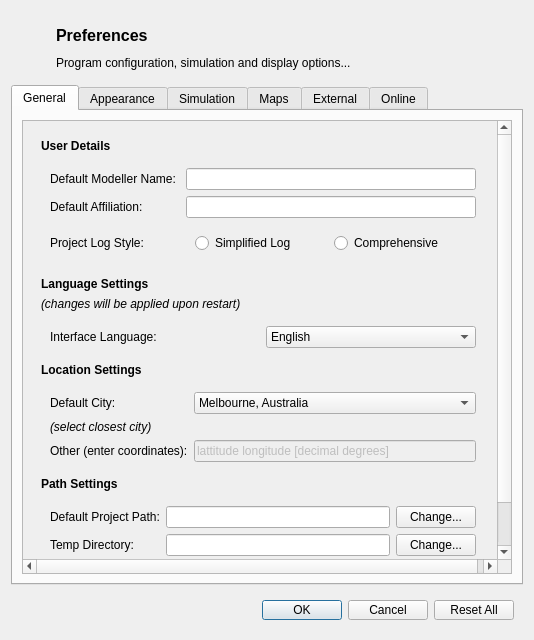
Old version of the form gui/preferencesdialog.ui in the repository petermbach/urbanbeats-pss.
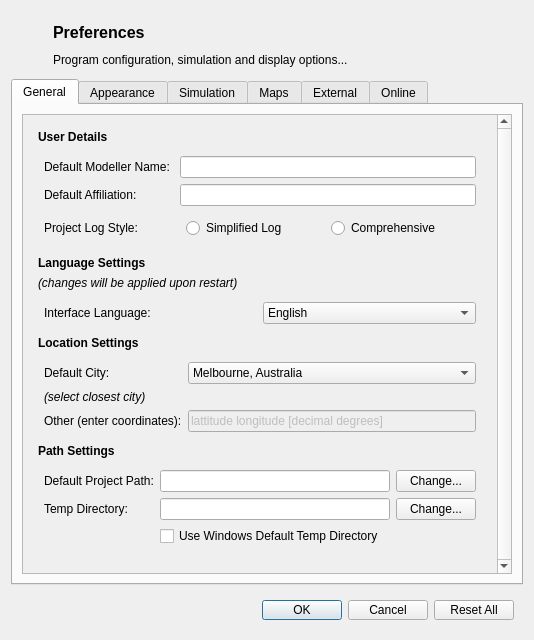
New version of the form. Icons and pictures are not drawn.

Commit message: Cleaned up the GUI, made some changes to many of the widget margins from 9px to 6px. Aesthetic improvements primarily.

```diff
--- a/gui/preferencesdialog.ui
+++ b/gui/preferencesdialog.ui
@@ -17,6 +17,18 @@
    <item>
     <widget class="QWidget" name="header" native="true">
      <layout class="QGridLayout" name="gridLayout_12">
+      <property name="leftMargin">
+       <number>6</number>
+      </property>
+      <property name="topMargin">
+       <number>6</number>
+      </property>
+      <property name="rightMargin">
+       <number>6</number>
+      </property>
+      <property name="bottomMargin">
+       <number>6</number>
+      </property>
       <item row="0" column="0">
        <widget class="QLabel" name="title_logo">
         <property name="minimumSize">
@@ -100,14 +112,23 @@
             <x>0</x>
             <y>0</y>
             <width>473</width>
-            <height>474</height>
+            <height>462</height>
            </rect>
           </property>
           <layout class="QVBoxLayout" name="verticalLayout_2">
            <item>
             <layout class="QVBoxLayout" name="verticalLayout_14">
-             <property name="margin">
-              <number>9</number>
+             <property name="leftMargin">
+              <number>6</number>
+             </property>
+             <property name="topMargin">
+              <number>6</number>
+             </property>
+             <property name="rightMargin">
+              <number>6</number>
+             </property>
+             <property name="bottomMargin">
+              <number>6</number>
              </property>
              <item>
               <widget class="QLabel" name="user_details">
@@ -119,6 +140,18 @@
              <item>
               <widget class="QWidget" name="user_details_widget" native="true">
                <layout class="QGridLayout" name="gridLayout">
+                <property name="leftMargin">
+                 <number>6</number>
+                </property>
+                <property name="topMargin">
+                 <number>6</number>
+                </property>
+                <property name="rightMargin">
+                 <number>6</number>
+                </property>
+                <property name="bottomMargin">
+                 <number>6</number>
+                </property>
                 <item row="1" column="1">
                  <widget class="QLineEdit" name="modelleraffil_line"/>
                 </item>
@@ -149,6 +182,18 @@
                 <item row="2" column="1">
                  <widget class="QWidget" name="projectlog_widget" native="true">
                   <layout class="QHBoxLayout" name="horizontalLayout">
+                   <property name="leftMargin">
+                    <number>6</number>
+                   </property>
+                   <property name="topMargin">
+                    <number>6</number>
+                   </property>
+                   <property name="rightMargin">
+                    <number>6</number>
+                   </property>
+                   <property name="bottomMargin">
+                    <number>6</number>
+                   </property>
                    <item>
                     <widget class="QRadioButton" name="projectlog_simple">
                      <property name="text">
@@ -186,6 +231,18 @@
              <item>
               <widget class="QWidget" name="language_widget" native="true">
                <layout class="QGridLayout" name="gridLayout_7">
+                <property name="leftMargin">
+                 <number>6</number>
+                </property>
+                <property name="topMargin">
+                 <number>6</number>
+                </property>
+                <property name="rightMargin">
+                 <number>6</number>
+                </property>
+                <property name="bottomMargin">
+                 <number>6</number>
+                </property>
                 <item row="1" column="0">
                  <widget class="QLabel" name="lang_lbl">
                   <property name="text">
@@ -248,6 +305,18 @@
              <item>
               <widget class="QWidget" name="location_widget" native="true">
                <layout class="QGridLayout" name="gridLayout_2">
+                <property name="leftMargin">
+                 <number>6</number>
+                </property>
+                <property name="topMargin">
+                 <number>6</number>
+                </property>
+                <property name="rightMargin">
+                 <number>6</number>
+                </property>
+                <property name="bottomMargin">
+                 <number>6</number>
+                </property>
                 <item row="2" column="2">
                  <widget class="QLineEdit" name="coords_line">
                   <property name="enabled">
@@ -349,6 +418,18 @@
              <item>
               <widget class="QWidget" name="path_widget" native="true">
                <layout class="QGridLayout" name="gridLayout_3">
+                <property name="leftMargin">
+                 <number>6</number>
+                </property>
+                <property name="topMargin">
+                 <number>6</number>
+                </property>
+                <property name="rightMargin">
+                 <number>6</number>
+                </property>
+                <property name="bottomMargin">
+                 <number>6</number>
+                </property>
                 <item row="0" column="1">
                  <widget class="QLineEdit" name="projpath_line">
                   <property name="readOnly">
```
Left out of the diff: 183 changed lines with no effect on the pictures. The commit also changes 42 other files.
